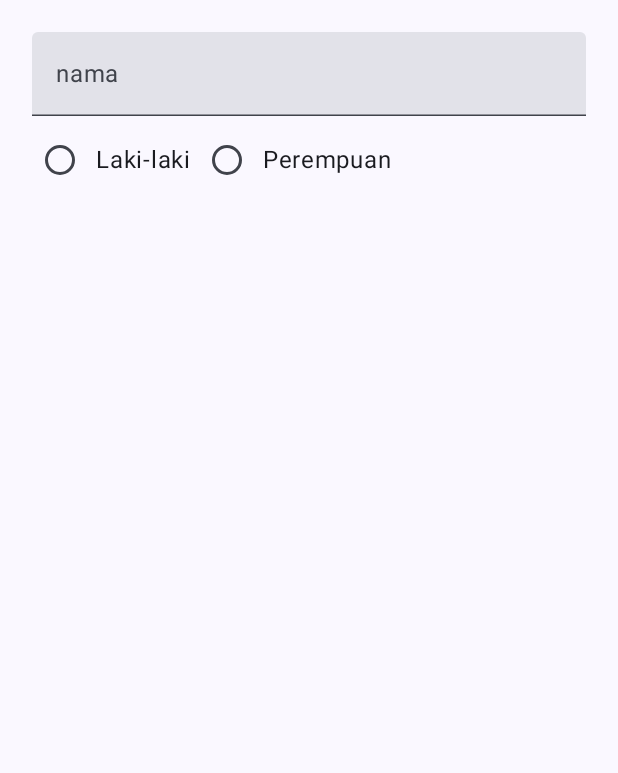
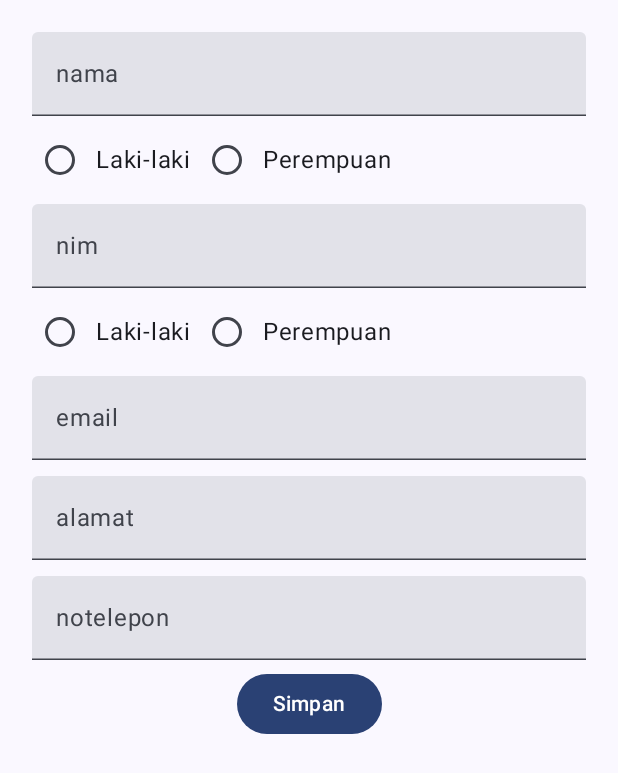
Before and after one commit to inayahummuardillah/QuestNavigasiMVVM_143, an Android app built with Jetpack Compose: the screen it shows after launch (MainActivity), on a phone screen of 412 x 824 dp. Shown: the top 773 px of the screen. Run offline under Robolectric (Android 15) with nearby library versions, the phone set to English and light mode, and no system bars.

Commit message:
Input Alamat dan No Telepon,  TextField untuk alamat dan no telepon, dengan label dan placeholder yang sesuai. Tombol Submit: Tombol "Simpan" yang akan men-trigger onSubmitClicked, dengan mengirimkan listData sebagai parameter.

```diff
--- a/app/src/main/java/com/example/p5/ui/theme/view/FormulirView.kt
+++ b/app/src/main/java/com/example/p5/ui/theme/view/FormulirView.kt
@@ -69,6 +69,67 @@ fun FormulirView(
                 }
             }
         }
-
+        TextField(
+            value = nim,
+            onValueChange = {nim = it},
+            label = {
+                Text(text = "nim")
+            },
+            placeholder = {
+                Text(text = "Isi nim anda")
+            },
+            modifier = Modifier.fillMaxWidth().padding(5.dp)
+        )
+        Row (modifier = Modifier.fillMaxWidth()){
+            listJK.forEach{selectedGender ->
+                Row (verticalAlignment = Alignment.CenterVertically){
+                    RadioButton(
+                        selected = gender == selectedGender,
+                        onClick = {gender == selectedGender}
+                    )
+                    Text(text = selectedGender)
+                }
+            }
+        }
+        TextField(
+            value = email,
+            onValueChange = {email = it},
+            label = {
+                Text(text = "email")
+            },
+            placeholder = {
+                Text(text = "Isi email anda")
+            },
+            modifier = Modifier.fillMaxWidth().padding(5.dp),
+            keyboardOptions = KeyboardOptions(keyboardType = KeyboardType.Email)
+        )
+        TextField(
+            value = alamat,
+            onValueChange = {alamat = it},
+            label = {
+                Text(text = "alamat")
+            },
+            placeholder = {
+                Text(text = "Isi alamat anda")
+            },
+            modifier = Modifier.fillMaxWidth().padding(5.dp)
+        )
+        TextField(
+            value = notelepon,
+            onValueChange = {notelepon = it},
+            label = {
+                Text(text = "notelepon")
+            },
+            placeholder = {
+                Text(text = "Isi notelepon anda")
+            },
+            modifier = Modifier.fillMaxWidth().padding(5.dp),
+            keyboardOptions = KeyboardOptions(keyboardType = KeyboardType.Number)
+        )
+        Button(onClick =  {
+            onSubmitClicked(listData) //sebuah parameter
+        }) {
+            Text(text = "Simpan")
+        }
     }
 }
```
